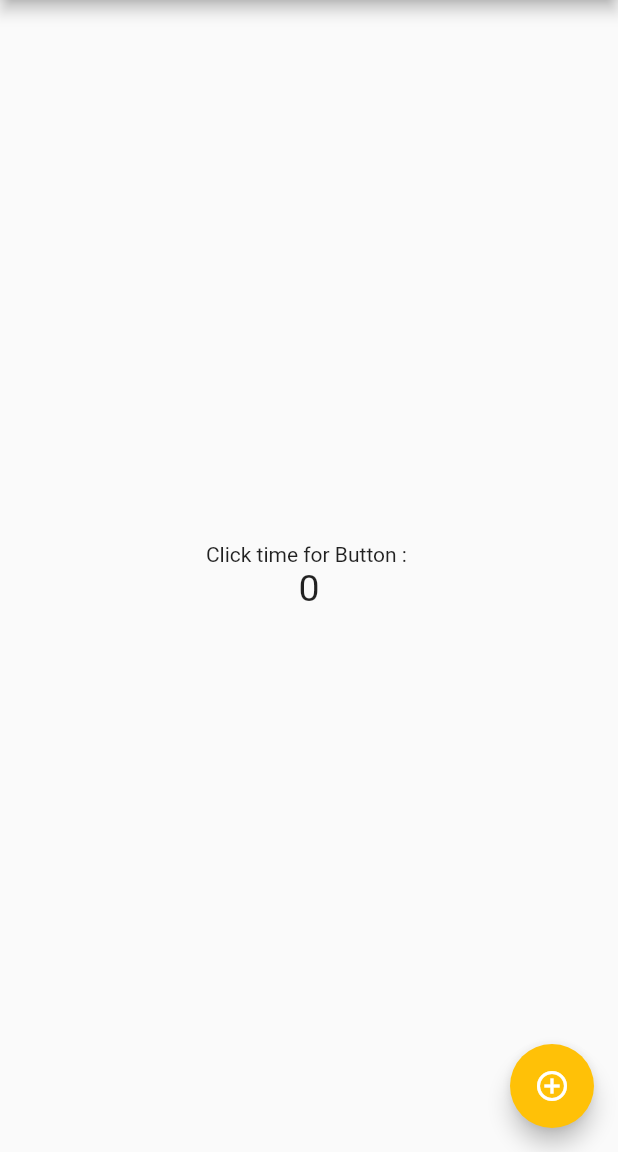
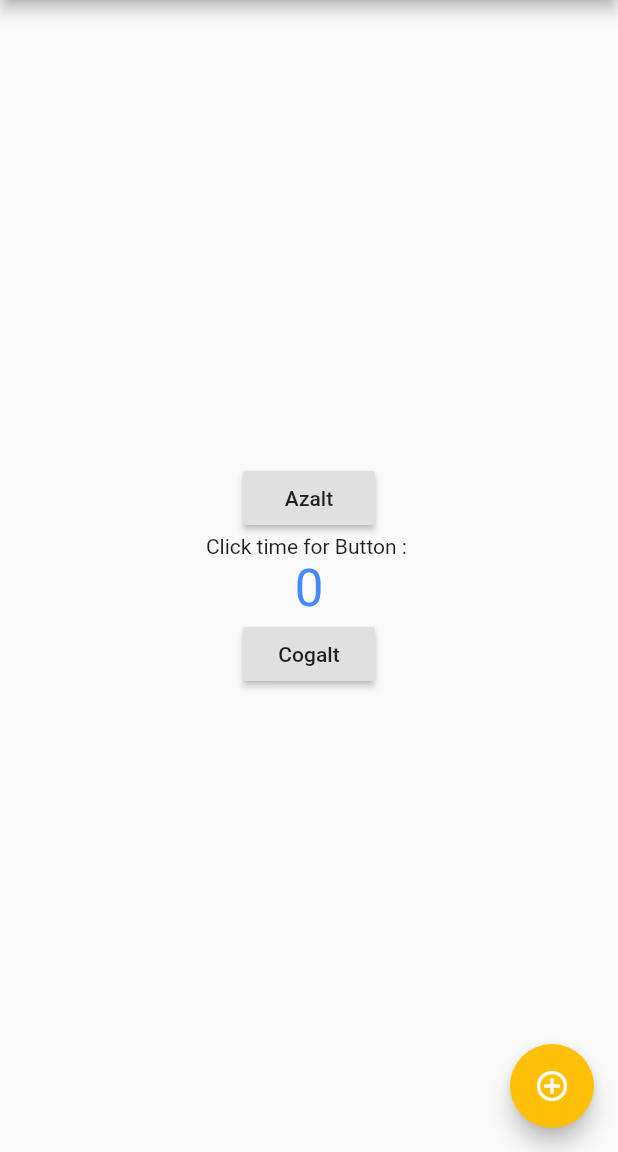
Before and after one commit to brkcnszgn/testflutter, a Flutter app: the screen it shows after launch, on a phone screen of 412 x 824 dp, the part 84-1236 px from its top. Run offline on Flutter 3.47's test engine with Material 2 defaults, Android fonts, the phone set to English and light mode, and no system bars.

Commit message:
Kisa if kullanimi basic deger arttir azalt ve statefull yapisi

```diff
--- a/lib/main.dart
+++ b/lib/main.dart
@@ -20,6 +20,10 @@ class myHomePage extends StatefulWidget {
   void Count() {
     debugPrint("Count Degistirildi");
     count++;
+  }
+  void Count2() {
+    debugPrint("Count Degistirildi");
+    count--;
   }
 
   //StateFull alaninin cache alani denebilir.
@@ -64,13 +68,29 @@ class MyHomePage extends State<myHomePage> {
           child: Column(
             mainAxisAlignment: MainAxisAlignment.center,
             children: <Widget>[
+              RaisedButton(
+                onPressed: () {
+                 setState(() {
+                   widget.Count2();
+                 });
+                },
+                child: Text("Azalt"),
+              ),
               Text("Click time for Button : "),
               Text(
                 "${widget.count}",
-                style: TextStyle(
-                  fontSize: 25,
-                ),
-              )
+                style: Theme.of(context).textTheme.display1.copyWith(//copyWith varolan theme icindeki textstyle ozelliklerini ezebiliriz.
+                  color: widget.count < 0 ? Colors.red : Colors.blueAccent, //Kisa if kullanim sekli
+                )
+              ),
+              RaisedButton(
+                onPressed: () {
+                 setState(() {
+                   widget.Count();
+                 });
+                },
+                child: Text("Cogalt"),
+              ),
             ],
           ),
         ),
```
